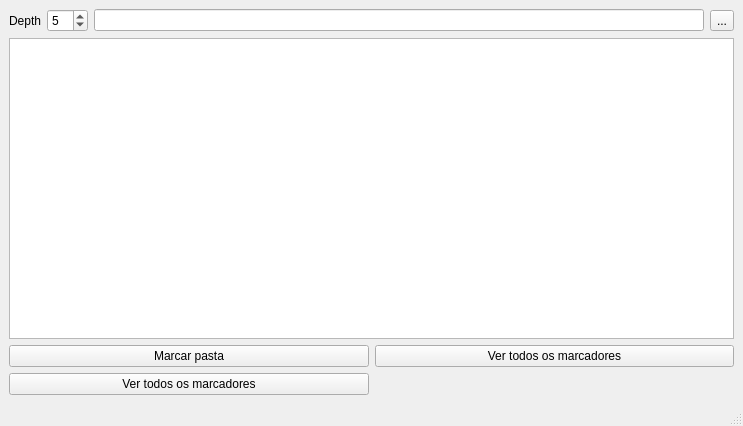
Qt form tools/sinf_mark_gui/main_window.ui (renatormc/sinftools) before a commit.
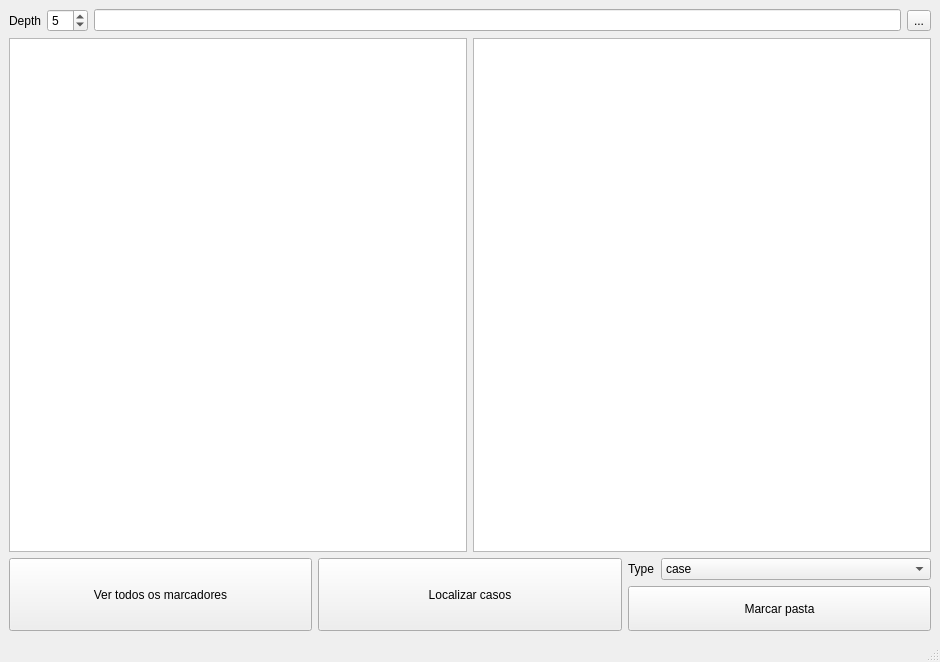
The same form after that commit.

What changed in the file:
```diff
--- a/tools/sinf_mark_gui/main_window.ui
+++ b/tools/sinf_mark_gui/main_window.ui
@@ -6,15 +6,15 @@
    <rect>
     <x>0</x>
     <y>0</y>
-    <width>743</width>
-    <height>426</height>
+    <width>940</width>
+    <height>662</height>
    </rect>
   </property>
   <property name="windowTitle">
    <string>Sinf Mark</string>
   </property>
   <widget class="QWidget" name="centralwidget">
-   <layout class="QVBoxLayout" name="verticalLayout">
+   <layout class="QVBoxLayout" name="verticalLayout" stretch="0,7,1">
     <item>
      <layout class="QHBoxLayout" name="horizontalLayout">
       <item>
@@ -51,46 +51,121 @@
      </layout>
     </item>
     <item>
-     <widget class="QTableView" name="tbv_markers">
-      <property name="alternatingRowColors">
-       <bool>true</bool>
-      </property>
-      <property name="selectionBehavior">
-       <enum>QAbstractItemView::SelectRows</enum>
-      </property>
-      <attribute name="horizontalHeaderStretchLastSection">
-       <bool>true</bool>
-      </attribute>
-     </widget>
+     <layout class="QHBoxLayout" name="horizontalLayout_3">
+      <item>
+       <widget class="QTableView" name="tbv_table1">
+        <property name="alternatingRowColors">
+         <bool>true</bool>
+        </property>
+        <property name="selectionBehavior">
+         <enum>QAbstractItemView::SelectRows</enum>
+        </property>
+        <attribute name="horizontalHeaderStretchLastSection">
+         <bool>true</bool>
+        </attribute>
+       </widget>
+      </item>
+      <item>
+       <widget class="QTableView" name="tbv_table2">
+        <property name="selectionBehavior">
+         <enum>QAbstractItemView::SelectRows</enum>
+        </property>
+        <attribute name="horizontalHeaderStretchLastSection">
+         <bool>true</bool>
+        </attribute>
+       </widget>
+      </item>
+     </layout>
     </item>
     <item>
      <layout class="QGridLayout" name="gridLayout">
       <item row="0" column="0">
-       <widget class="QPushButton" name="btn_scan_all_2">
-        <property name="text">
-         <string>Marcar pasta</string>
+       <widget class="QPushButton" name="btn_find_markers">
+        <property name="sizePolicy">
+         <sizepolicy hsizetype="Expanding" vsizetype="Expanding">
+          <horstretch>0</horstretch>
+          <verstretch>0</verstretch>
+         </sizepolicy>
         </property>
-       </widget>
-      </item>
-      <item row="1" column="0">
-       <widget class="QPushButton" name="btn_scan_all">
         <property name="text">
          <string>Ver todos os marcadores</string>
         </property>
        </widget>
       </item>
       <item row="0" column="1">
-       <widget class="QPushButton" name="btn_scan_all_3">
+       <widget class="QPushButton" name="btn_find_cases">
+        <property name="sizePolicy">
+         <sizepolicy hsizetype="Expanding" vsizetype="Expanding">
+          <horstretch>0</horstretch>
+          <verstretch>0</verstretch>
+         </sizepolicy>
+        </property>
         <property name="text">
-         <string>Ver todos os marcadores</string>
+         <string>Localizar casos</string>
         </property>
        </widget>
       </item>
+      <item row="0" column="2">
+       <layout class="QVBoxLayout" name="verticalLayout_3">
+        <item>
+         <layout class="QHBoxLayout" name="horizontalLayout_2">
+          <item>
+           <widget class="QLabel" name="label_2">
+            <property name="sizePolicy">
+             <sizepolicy hsizetype="Minimum" vsizetype="Preferred">
+              <horstretch>0</horstretch>
+              <verstretch>0</verstretch>
+             </sizepolicy>
+            </property>
+            <property name="text">
+             <string>Type</string>
+            </property>
+           </widget>
+          </item>
+          <item>
+           <widget class="QComboBox" name="cbx_type">
+            <property name="sizePolicy">
+             <sizepolicy hsizetype="Expanding" vsizetype="Fixed">
+              <horstretch>0</horstretch>
+              <verstretch>0</verstretch>
+             </sizepolicy>
+            </property>
+            <item>
+             <property name="text">
+              <string>case</string>
+             </property>
+            </item>
+            <item>
+             <property name="text">
+              <string>disk</string>
+             </property>
+            </item>
+            <item>
+             <property name="text">
+              <string>hash_partial</string>
+             </property>
+            </item>
+           </widget>
+          </item>
+         </layout>
+        </item>
+        <item>
+         <widget class="QPushButton" name="btn_mark_folder">
+          <property name="sizePolicy">
+           <sizepolicy hsizetype="Expanding" vsizetype="Expanding">
+            <horstretch>0</horstretch>
+            <verstretch>0</verstretch>
+           </sizepolicy>
+          </property>
+          <property name="text">
+           <string>Marcar pasta</string>
+          </property>
+         </widget>
+        </item>
+       </layout>
+      </item>
      </layout>
     </item>
-    <item>
-     <layout class="QHBoxLayout" name="horizontalLayout_2"/>
-    </item>
    </layout>
   </widget>
   <widget class="QMenuBar" name="menubar">
```
Left out of the diff: 2 changed lines with no effect on the pictures.
